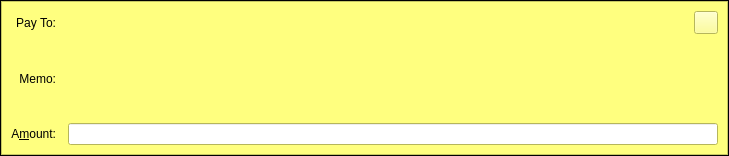
Above: src/qt/forms/sendcoinsentry.ui from laurobeleche/Ensurance before the change. Below: the same form after it.
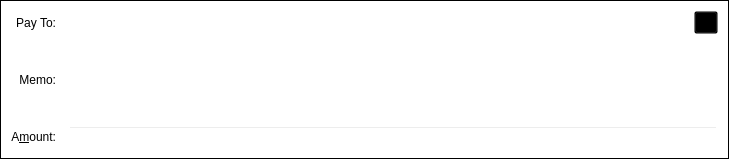
That is the form after the change. The open tabs and pages were chosen to show the change. Icons and pictures are not drawn. Custom widgets are drawn as their Qt base class.

Patch:
```diff
--- a/src/qt/forms/sendcoinsentry.ui
+++ b/src/qt/forms/sendcoinsentry.ui
@@ -7,7 +7,7 @@
     <x>0</x>
     <y>0</y>
     <width>729</width>
-    <height>156</height>
+    <height>159</height>
    </rect>
   </property>
   <property name="focusPolicy">
@@ -16,6 +16,9 @@
   <property name="autoFillBackground">
    <bool>false</bool>
   </property>
+  <property name="styleSheet">
+   <string notr="true">background-color:transparent;</string>
+  </property>
   <property name="frameShape">
    <enum>QFrame::Box</enum>
   </property>
@@ -268,10 +271,10 @@
       </colorrole>
       <colorrole role="Button">
        <brush brushstyle="SolidPattern">
-        <color alpha="255">
-         <red>255</red>
-         <green>255</green>
-         <blue>127</blue>
+        <color alpha="0">
+         <red>0</red>
+         <green>0</green>
+         <blue>0</blue>
         </color>
        </brush>
       </colorrole>
@@ -340,19 +343,19 @@
       </colorrole>
       <colorrole role="Base">
        <brush brushstyle="SolidPattern">
-        <color alpha="255">
-         <red>255</red>
-         <green>255</green>
-         <blue>255</blue>
+        <color alpha="0">
+         <red>0</red>
+         <green>0</green>
+         <blue>0</blue>
         </color>
        </brush>
       </colorrole>
       <colorrole role="Window">
        <brush brushstyle="SolidPattern">
-        <color alpha="255">
-         <red>255</red>
-         <green>255</green>
-         <blue>127</blue>
+        <color alpha="0">
+         <red>0</red>
+         <green>0</green>
+         <blue>0</blue>
         </color>
        </brush>
       </colorrole>
@@ -405,10 +408,10 @@
       </colorrole>
       <colorrole role="Button">
        <brush brushstyle="SolidPattern">
-        <color alpha="255">
-         <red>255</red>
-         <green>255</green>
-         <blue>127</blue>
+        <color alpha="0">
+         <red>0</red>
+         <green>0</green>
+         <blue>0</blue>
         </color>
        </brush>
       </colorrole>
@@ -477,19 +480,19 @@
       </colorrole>
       <colorrole role="Base">
        <brush brushstyle="SolidPattern">
-        <color alpha="255">
-         <red>255</red>
-         <green>255</green>
-         <blue>255</blue>
+        <color alpha="0">
+         <red>0</red>
+         <green>0</green>
+         <blue>0</blue>
         </color>
        </brush>
       </colorrole>
       <colorrole role="Window">
        <brush brushstyle="SolidPattern">
-        <color alpha="255">
-         <red>255</red>
-         <green>255</green>
-         <blue>127</blue>
+        <color alpha="0">
+         <red>0</red>
+         <green>0</green>
+         <blue>0</blue>
         </color>
        </brush>
       </colorrole>
@@ -542,10 +545,10 @@
       </colorrole>
       <colorrole role="Button">
        <brush brushstyle="SolidPattern">
-        <color alpha="255">
-         <red>255</red>
-         <green>255</green>
-         <blue>127</blue>
+        <color alpha="0">
+         <red>0</red>
+         <green>0</green>
+         <blue>0</blue>
         </color>
        </brush>
       </colorrole>
@@ -614,19 +617,19 @@
       </colorrole>
       <colorrole role="Base">
        <brush brushstyle="SolidPattern">
-        <color alpha="255">
-         <red>255</red>
-         <green>255</green>
-         <blue>127</blue>
+        <color alpha="0">
+         <red>0</red>
+         <green>0</green>
+         <blue>0</blue>
         </color>
        </brush>
       </colorrole>
       <colorrole role="Window">
        <brush brushstyle="SolidPattern">
-        <color alpha="255">
-         <red>255</red>
-         <green>255</green>
-         <blue>127</blue>
+        <color alpha="0">
+         <red>0</red>
+         <green>0</green>
+         <blue>0</blue>
         </color>
        </brush>
       </colorrole>
@@ -673,7 +676,7 @@
     <string>This is an unverified payment request.</string>
    </property>
    <property name="autoFillBackground">
-    <bool>true</bool>
+    <bool>false</bool>
    </property>
    <property name="frameShape">
     <enum>QFrame::StyledPanel</enum>
```
Left out of the diff: 74 changed lines with no effect on the pictures.
